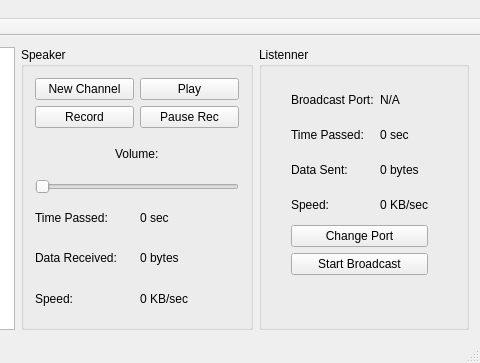
First picture: the form in Translator/gui.ui, repository Ernyoke/Allamvizsga, before the edit; both pictures show x 252 to 732 and y 0 to 363 of the 732 by 363 pixel window.
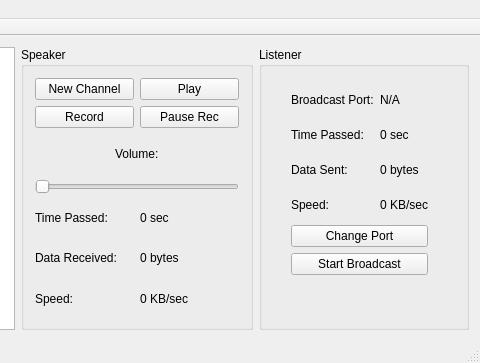
Second picture: the form after the edit.

What changed in the file:
```diff
--- a/Translator/gui.ui
+++ b/Translator/gui.ui
@@ -170,7 +170,7 @@
        </sizepolicy>
       </property>
       <property name="title">
-       <string>Listenner</string>
+       <string>Listener</string>
       </property>
       <layout class="QGridLayout" name="gridLayout_4">
        <item row="0" column="0">
```
